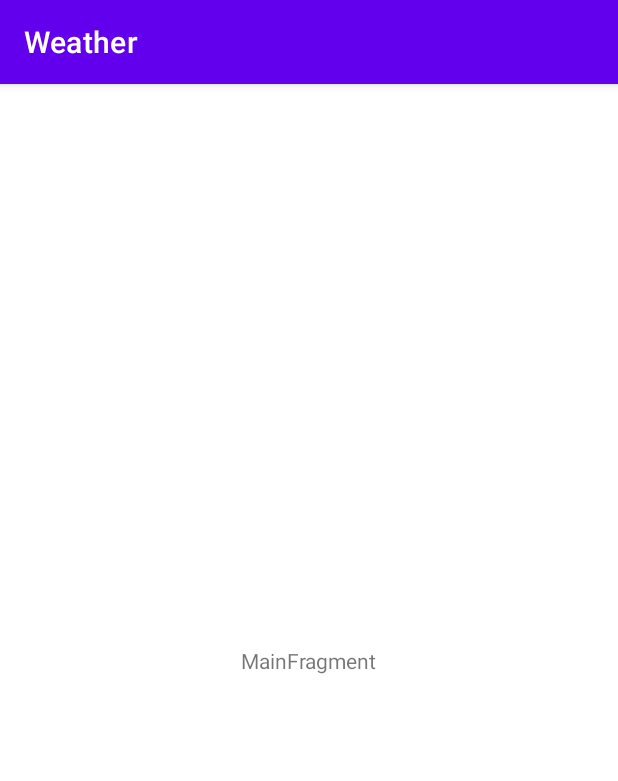
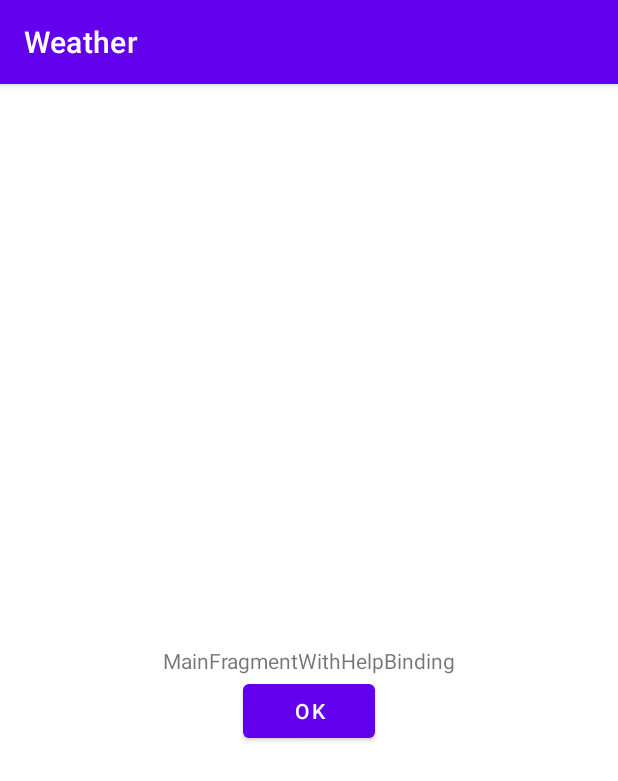
Before and after one commit to anton-tchaikovsky/Weather, an Android app: the screen it shows after launch (MainActivity), on a phone screen of 412 x 824 dp. Shown: the top 781 px of the screen. Run offline under Robolectric (Android 15) with nearby library versions, the phone set to English and light mode, and no system bars.

Commit message:
ViewBinding.

```diff
--- a/app/build.gradle
+++ b/app/build.gradle
@@ -16,6 +16,10 @@ android {
         testInstrumentationRunner "androidx.test.runner.AndroidJUnitRunner"
     }
 
+    buildFeatures {
+        viewBinding true
+    }
+
     buildTypes {
         release {
             minifyEnabled false
@@ -29,6 +33,8 @@ android {
     kotlinOptions {
         jvmTarget = '1.8'
     }
+
+
 }
 
 dependencies {
--- a/app/src/main/java/com/example/weather/MainActivity.kt
+++ b/app/src/main/java/com/example/weather/MainActivity.kt
@@ -2,13 +2,17 @@ package com.example.weather
 
 import androidx.appcompat.app.AppCompatActivity
 import android.os.Bundle
+import com.example.weather.databinding.ActivityMainBinding
 import com.example.weather.ui.main.MainFragment
 
 class MainActivity : AppCompatActivity() {
 
+    private lateinit var binding: ActivityMainBinding
+
     override fun onCreate(savedInstanceState: Bundle?) {
         super.onCreate(savedInstanceState)
-        setContentView(R.layout.activity_main)
+        binding= ActivityMainBinding.inflate(layoutInflater)
+        setContentView(binding.root)
         if (savedInstanceState == null) {
             supportFragmentManager.beginTransaction()
                 .replace(R.id.container, MainFragment.newInstance())
--- a/app/src/main/java/com/example/weather/ui/main/MainFragment.kt
+++ b/app/src/main/java/com/example/weather/ui/main/MainFragment.kt
@@ -6,9 +6,11 @@ import androidx.fragment.app.Fragment
 import android.view.LayoutInflater
 import android.view.View
 import android.view.ViewGroup
+import android.widget.TextView
 import android.widget.Toast
 import androidx.lifecycle.Observer
 import com.example.weather.R
+import com.example.weather.databinding.FragmentMainBinding
 
 class MainFragment : Fragment() {
 
@@ -18,11 +20,15 @@ class MainFragment : Fragment() {
 
     private lateinit var viewModel: MainViewModel
 
+    private var _binding: FragmentMainBinding? = null
+    private val binding get() = _binding!!
+
     override fun onCreateView(
         inflater: LayoutInflater, container: ViewGroup?,
         savedInstanceState: Bundle?
     ): View {
-        return inflater.inflate(R.layout.fragment_main, container, false)
+        _binding = FragmentMainBinding.inflate(inflater, container, false)
+        return binding.root
     }
 
     @Deprecated("Deprecated in Java")
@@ -32,6 +38,8 @@ class MainFragment : Fragment() {
         val observer = Observer<Any> { renderData (it) }
         val liveDataToObserve =  viewModel.getLiveData()
         liveDataToObserve.observe(viewLifecycleOwner, observer)
+        binding.message.setText(R.string.text_binding)
+        binding.button.setOnClickListener { Toast.makeText(context, R.string.pressed_button, Toast.LENGTH_LONG).show() }
         // TODO: Use the ViewModel
     }
 
@@ -39,5 +47,9 @@ class MainFragment : Fragment() {
         Toast.makeText(context, "data", Toast.LENGTH_LONG).show()
     }
 
+    override fun onDestroyView(){
+        _binding=null
+        super.onDestroyView()
+    }
 
 }
--- a/app/src/main/res/layout/fragment_main.xml
+++ b/app/src/main/res/layout/fragment_main.xml
@@ -11,10 +11,18 @@
         android:id="@+id/message"
         android:layout_width="wrap_content"
         android:layout_height="wrap_content"
-        android:text="MainFragment"
         app:layout_constraintBottom_toBottomOf="parent"
         app:layout_constraintEnd_toEndOf="parent"
         app:layout_constraintStart_toStartOf="parent"
         app:layout_constraintTop_toTopOf="parent" />
 
+    <Button
+        android:id="@+id/button"
+        android:layout_width="wrap_content"
+        android:layout_height="wrap_content"
+        android:text="@android:string/ok"
+        app:layout_constraintEnd_toEndOf="parent"
+        app:layout_constraintStart_toStartOf="parent"
+        app:layout_constraintTop_toBottomOf="@+id/message" />
+
 </androidx.constraintlayout.widget.ConstraintLayout>
--- a/app/src/main/res/values/strings.xml
+++ b/app/src/main/res/values/strings.xml
@@ -1,3 +1,5 @@
 <resources>
     <string name="app_name">Weather</string>
+    <string name="text_binding">MainFragmentWithHelpBinding</string>
+    <string name="pressed_button">PressedButton</string>
 </resources>
```
